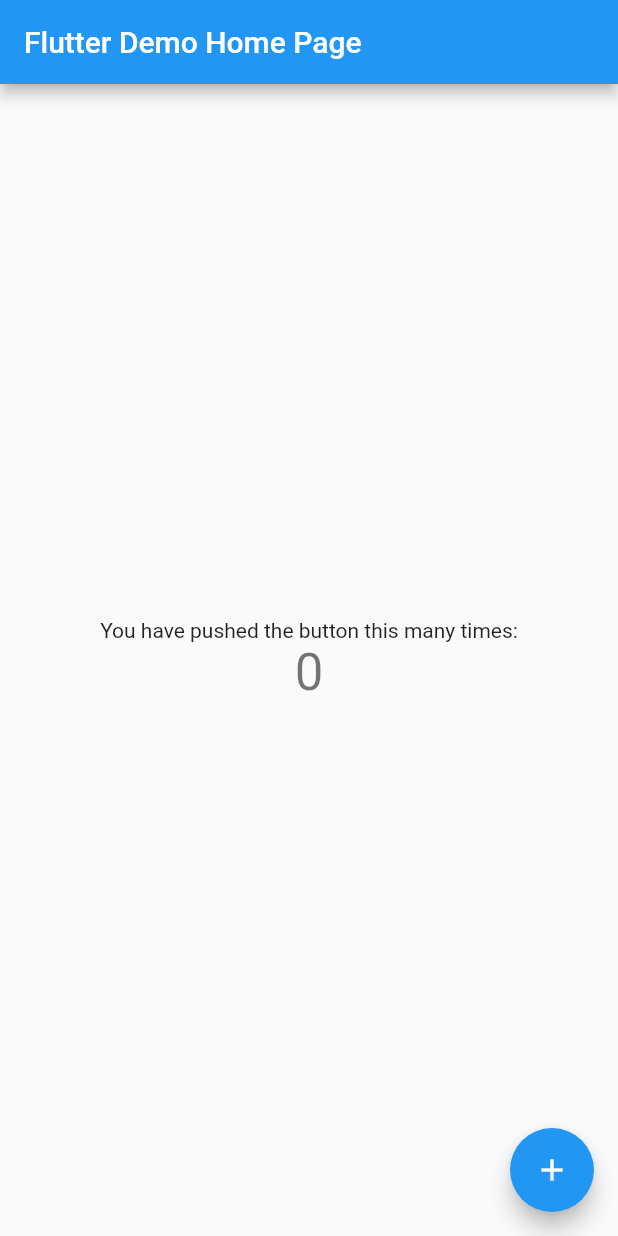
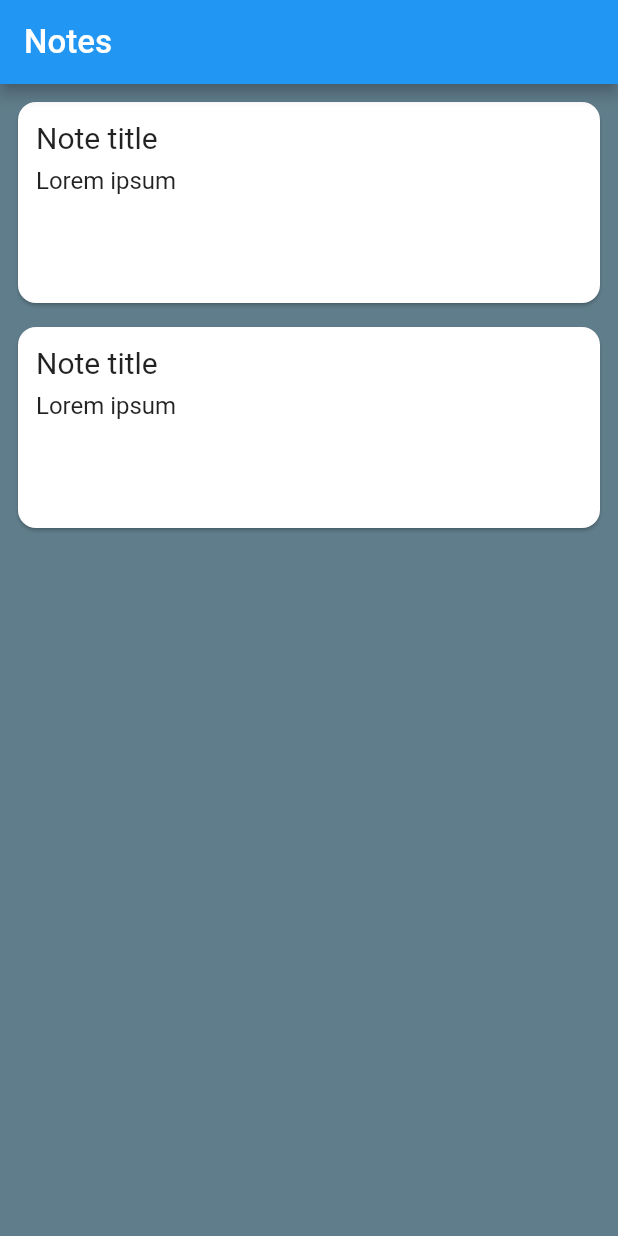
Before and after one commit to saplynx/TXON_04, a Flutter app: the screen it shows after launch, on a phone screen of 412 x 824 dp. Run offline on Flutter 3.47's test engine with Material 2 defaults, Android fonts, the phone set to English and light mode, and no system bars.

Commit message:
Basic UI

```diff
--- a/lib/main.dart
+++ b/lib/main.dart
@@ -1,115 +1,77 @@
 import 'package:flutter/material.dart';
 
 void main() {
-  runApp(const MyApp());
+  runApp(MyApp());
 }
 
 class MyApp extends StatelessWidget {
-  const MyApp({super.key});
+  const MyApp({Key? key}) : super(key: key);
 
-  // This widget is the root of your application.
   @override
   Widget build(BuildContext context) {
     return MaterialApp(
-      title: 'Flutter Demo',
+      title: 'Notes App',
       theme: ThemeData(
-        // This is the theme of your application.
-        //
-        // Try running your application with "flutter run". You'll see the
-        // application has a blue toolbar. Then, without quitting the app, try
-        // changing the primarySwatch below to Colors.green and then invoke
-        // "hot reload" (press "r" in the console where you ran "flutter run",
-        // or simply save your changes to "hot reload" in a Flutter IDE).
-        // Notice that the counter didn't reset back to zero; the application
-        // is not restarted.
         primarySwatch: Colors.blue,
       ),
-      home: const MyHomePage(title: 'Flutter Demo Home Page'),
+      home:NotesApp(),
     );
   }
 }
 
-class MyHomePage extends StatefulWidget {
-  const MyHomePage({super.key, required this.title});
-
-  // This widget is the home page of your application. It is stateful, meaning
-  // that it has a State object (defined below) that contains fields that affect
-  // how it looks.
-
-  // This class is the configuration for the state. It holds the values (in this
-  // case the title) provided by the parent (in this case the App widget) and
-  // used by the build method of the State. Fields in a Widget subclass are
-  // always marked "final".
-
-  final String title;
+class NotesApp extends StatefulWidget {
+  const NotesApp({Key? key}) : super(key: key);
 
   @override
-  State<MyHomePage> createState() => _MyHomePageState();
+  State<NotesApp> createState() => _NotesAppState();
 }
 
-class _MyHomePageState extends State<MyHomePage> {
-  int _counter = 0;
+class _NotesAppState extends State<NotesApp> {
+  @override
+  Widget build(BuildContext context) {
+    return Scaffold(
+      appBar: AppBar(
+        title: Text('Notes', style: TextStyle(fontSize: 22.0),),
+      ),
+      backgroundColor: Colors.blueGrey,
+      body: Column(
+        children: [
+          NoteCard(),
+          NoteCard(),
+        ],
+      ),
+    );
+  }
+}
 
-  void _incrementCounter() {
-    setState(() {
-      // This call to setState tells the Flutter framework that something has
-      // changed in this State, which causes it to rerun the build method below
-      // so that the display can reflect the updated values. If we changed
-      // _counter without calling setState(), then the build method would not be
-      // called again, and so nothing would appear to happen.
-      _counter++;
-    });
-  }
+class NoteCard extends StatelessWidget {
+  const NoteCard({
+    super.key,
+  });
 
   @override
   Widget build(BuildContext context) {
-    // This method is rerun every time setState is called, for instance as done
-    // by the _incrementCounter method above.
-    //
-    // The Flutter framework has been optimized to make rerunning build methods
-    // fast, so that you can just rebuild anything that needs updating rather
-    // than having to individually change instances of widgets.
-    return Scaffold(
-      appBar: AppBar(
-        // Here we take the value from the MyHomePage object that was created by
-        // the App.build method, and use it to set our appbar title.
-        title: Text(widget.title),
-      ),
-      body: Center(
-        // Center is a layout widget. It takes a single child and positions it
-        // in the middle of the parent.
-        child: Column(
-          // Column is also a layout widget. It takes a list of children and
-          // arranges them vertically. By default, it sizes itself to fit its
-          // children horizontally, and tries to be as tall as its parent.
-          //
-          // Invoke "debug painting" (press "p" in the console, choose the
-          // "Toggle Debug Paint" action from the Flutter Inspector in Android
-          // Studio, or the "Toggle Debug Paint" command in Visual Studio Code)
-          // to see the wireframe for each widget.
-          //
-          // Column has various properties to control how it sizes itself and
-          // how it positions its children. Here we use mainAxisAlignment to
-          // center the children vertically; the main axis here is the vertical
-          // axis because Columns are vertical (the cross axis would be
-          // horizontal).
-          mainAxisAlignment: MainAxisAlignment.center,
-          children: <Widget>[
-            const Text(
-              'You have pushed the button this many times:',
+    return Container(
+      padding: EdgeInsets.only(left: 8.0, top: 8.0, right: 8.0, bottom: 0.0),
+      width: double.infinity,
+      height: 150.0,
+      child: Card(
+        shape: RoundedRectangleBorder(borderRadius: BorderRadius.circular(12.0)),
+        child: InkWell(
+          onTap: () {},
+          child: Padding(
+            padding: EdgeInsets.all(12.0),
+            child: Column(
+              crossAxisAlignment: CrossAxisAlignment.start,
+              children: [
+                Text('Note title', style: TextStyle(fontSize: 20.0)),
+                SizedBox(height: 8.0,),
+                Text('Lorem ipsum', style: TextStyle(fontSize: 16.0)),
+              ],
             ),
-            Text(
-              '$_counter',
-              style: Theme.of(context).textTheme.headlineMedium,
-            ),
-          ],
+          ),
         ),
       ),
-      floatingActionButton: FloatingActionButton(
-        onPressed: _incrementCounter,
-        tooltip: 'Increment',
-        child: const Icon(Icons.add),
-      ), // This trailing comma makes auto-formatting nicer for build methods.
     );
   }
 }
```
